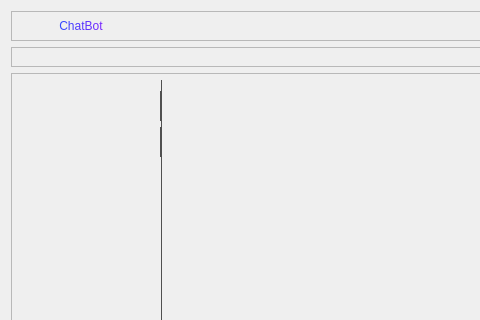
First picture: the form in widget/Setting/ChatBot/WChatBotMainUI.ui, repository yechaoGitHub/AI, before the edit; both pictures show x 0 to 480 and y 0 to 320 of the 830 by 660 pixel window.
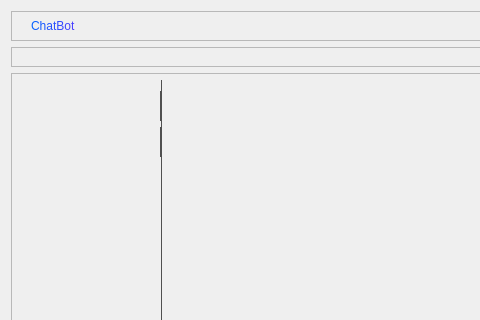
Second picture: the form after the edit. Icons and pictures are not drawn. Custom widgets are drawn as their Qt base class.

The edit to the form file:
```diff
--- a/widget/Setting/ChatBot/WChatBotMainUI.ui
+++ b/widget/Setting/ChatBot/WChatBotMainUI.ui
@@ -109,13 +109,13 @@
        <widget class="QPushButton" name="pb_left">
         <property name="minimumSize">
          <size>
-          <width>100</width>
+          <width>200</width>
           <height>24</height>
          </size>
         </property>
         <property name="maximumSize">
          <size>
-          <width>100</width>
+          <width>200</width>
           <height>24</height>
          </size>
         </property>
@@ -123,6 +123,7 @@
          <string notr="true">background-color: rgba(255, 255, 255,0);
 font: 24px &quot;微软雅黑&quot;;
 color: qlineargradient(spread:pad, x1:0, y1:0, x2:111, y2:20, stop:0 #0066FF, stop:1 #BD00FF);
+text-align: left;
 </string>
         </property>
         <property name="text">
```
